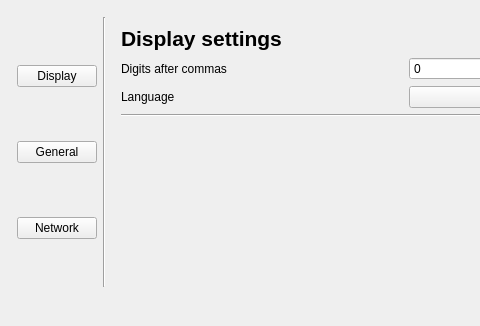
Above: src/sakia/gui/preferences.ui from duniter/sakia before the change; both pictures show x 0 to 480 and y 0 to 326 of the 711 by 326 pixel window. Below: the same form after it.
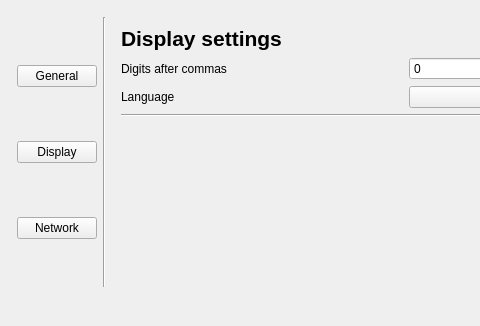
That is the form after the change. Icons and pictures are not drawn.

Commit message: Fix interchanged display & general in settings

```diff
--- a/src/sakia/gui/preferences.ui
+++ b/src/sakia/gui/preferences.ui
@@ -27,7 +27,7 @@
        <item>
         <widget class="QPushButton" name="button_app">
          <property name="text">
-          <string>Display</string>
+          <string>General</string>
          </property>
          <property name="icon">
           <iconset resource="../../../res/icons/icons.qrc">
@@ -47,7 +47,7 @@
        <item>
         <widget class="QPushButton" name="button_display">
          <property name="text">
-          <string>General</string>
+          <string>Display</string>
          </property>
          <property name="icon">
           <iconset resource="../../../res/icons/icons.qrc">
```
